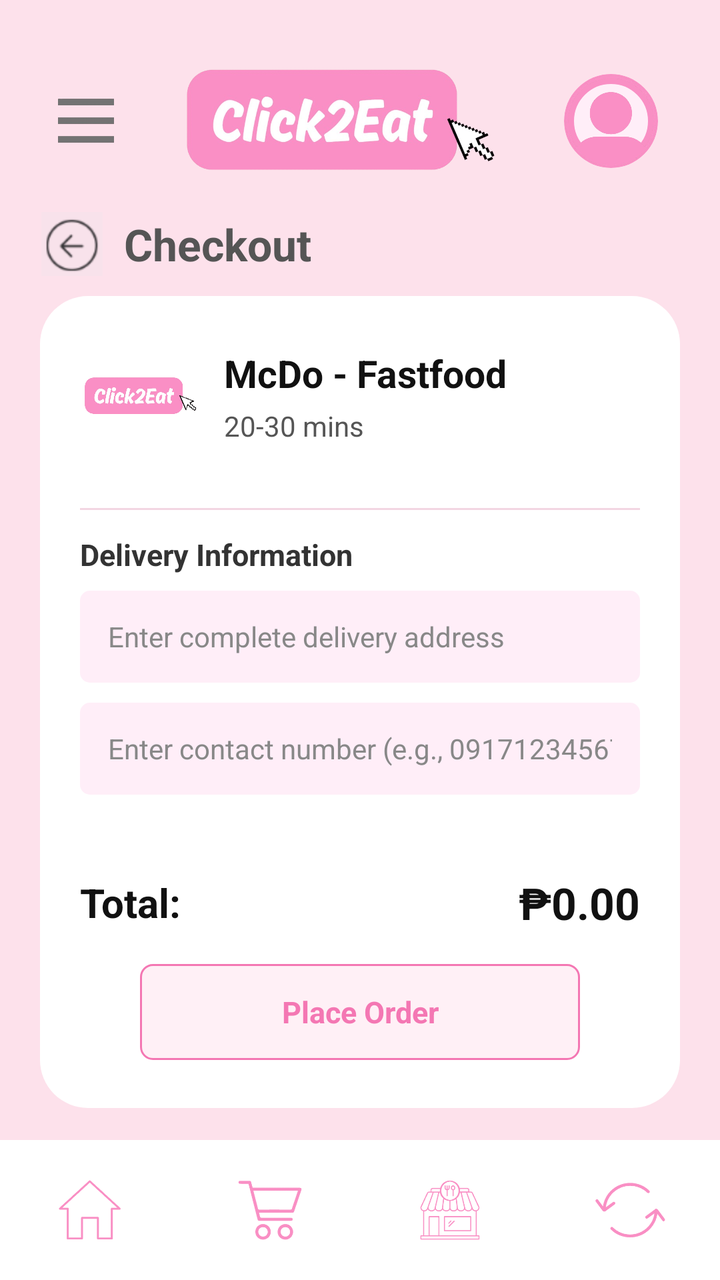
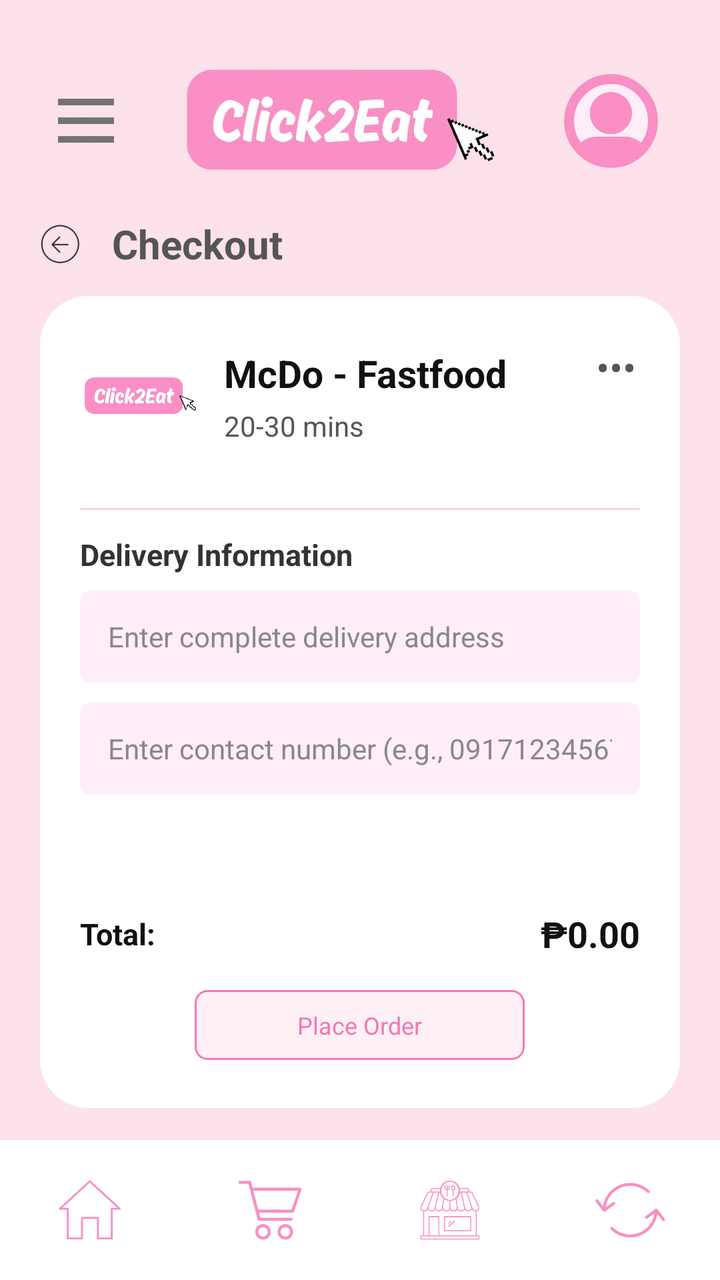

Before-and-after screenshots of an Android layout around one commit, followed by the original layout XML and the change that was made.
<!-- AndroidManifest.xml: application theme Theme.Click2Eat -->
<!-- res/layout/activity_checkout.xml -->
<?xml version="1.0" encoding="utf-8"?>
<LinearLayout
    xmlns:android="http://schemas.android.com/apk/res/android"
    android:layout_width="match_parent"
    android:layout_height="match_parent"
    android:orientation="vertical"
    android:background="#FDE1EB">

    
    <LinearLayout
        android:layout_width="match_parent"
        android:layout_height="71dp"
        android:layout_marginStart="20dp"
        android:layout_marginTop="25dp"
        android:layout_marginEnd="18dp"
        android:gravity="center_vertical"
        android:orientation="horizontal">

        <ImageView
            android:layout_width="28dp"
            android:layout_height="30dp"
            android:layout_marginLeft="9dp"
            android:contentDescription="Menu"
            android:src="@drawable/three_line_icon" />

        <ImageView
            android:layout_width="0dp"
            android:layout_height="58dp"
            android:layout_weight="1"
            android:contentDescription="Click2Eat logo"
            android:scaleType="fitCenter"
            android:src="@drawable/click2eat_logo_no_bg" />

        <ImageView
            android:id="@+id/ivProfile"
            android:layout_width="47dp"
            android:layout_height="47dp"
            android:layout_marginEnd="13dp"
            android:background="@drawable/bg_profile_circle"
            android:clipToOutline="true"
            android:contentDescription="Open profile"
            android:scaleType="centerCrop"
            android:src="@drawable/default_profile2" />
    </LinearLayout>

    
    <LinearLayout
        android:id="@+id/btnBackCheckout"
        android:layout_width="wrap_content"
        android:layout_height="52dp"
        android:clickable="true"
        android:focusable="true"
        android:gravity="center_vertical"
        android:orientation="horizontal"
        android:paddingHorizontal="20dp">

        <ImageView
            android:layout_width="32dp"
            android:layout_height="32dp"
            android:layout_marginEnd="10dp"
            android:contentDescription="Back to cart"
            android:scaleType="fitCenter"
            android:src="@drawable/ic_back_arrow" />

        <TextView
            android:layout_width="wrap_content"
            android:layout_height="wrap_content"
            android:text="Checkout"
            android:textColor="#555555"
            android:textSize="22sp"
            android:textStyle="bold" />
    </LinearLayout>

    
    <LinearLayout
        android:layout_width="match_parent"
        android:layout_height="0dp"
        android:layout_marginHorizontal="20dp"
        android:layout_marginBottom="16dp"
        android:layout_weight="1"
        android:background="@drawable/bg_restaurant_cart"
        android:orientation="vertical"
        android:padding="20dp">

        
        <LinearLayout
            android:layout_width="match_parent"
            android:layout_height="wrap_content"
            android:gravity="center_vertical"
            android:orientation="horizontal">

            <ImageView
                android:id="@+id/ivRestaurantLogo"
                android:layout_width="60dp"
                android:layout_height="60dp"
                android:contentDescription="Restaurant logo"
                android:scaleType="fitCenter"
                android:src="@drawable/click2eat_logo_no_bg" />

            <LinearLayout
                android:layout_width="0dp"
                android:layout_height="wrap_content"
                android:layout_marginStart="12dp"
                android:layout_weight="1"
                android:orientation="vertical">

                <TextView
                    android:id="@+id/tvRestaurantName"
                    android:layout_width="match_parent"
                    android:layout_height="wrap_content"
                    android:text="McDo - Fastfood"
                    android:textColor="#111111"
                    android:textSize="19sp"
                    android:textStyle="bold" />

                <TextView
                    android:id="@+id/tvDeliveryTime"
                    android:layout_width="match_parent"
                    android:layout_height="wrap_content"
                    android:layout_marginTop="4dp"
                    android:text="20-30 mins"
                    android:textColor="#555555"
                    android:textSize="14sp" />
            </LinearLayout>
        </LinearLayout>

        
        <ScrollView
            android:layout_width="match_parent"
            android:layout_height="0dp"
            android:layout_marginTop="14dp"
            android:layout_weight="1"
            android:fillViewport="true">

            <LinearLayout
                android:layout_width="match_parent"
                android:layout_height="wrap_content"
                android:orientation="vertical">

                <LinearLayout
                    android:id="@+id/llOrderItemsContainer"
                    android:layout_width="match_parent"
                    android:layout_height="wrap_content"
                    android:orientation="vertical" />

                <View
                    android:layout_width="match_parent"
                    android:layout_height="1dp"
                    android:layout_marginVertical="12dp"
                    android:background="#F3D6E2" />

                <TextView
                    android:layout_width="wrap_content"
                    android:layout_height="wrap_content"
                    android:layout_marginBottom="8dp"
                    android:text="Delivery Information"
                    android:textColor="#333333"
                    android:textSize="15sp"
                    android:textStyle="bold" />

                <EditText
                    android:id="@+id/etDeliveryAddress"
                    android:layout_width="match_parent"
                    android:layout_height="46dp"
                    android:layout_marginBottom="10dp"
                    android:background="@drawable/bg_pink_input"
                    android:hint="Enter complete delivery address"
                    android:inputType="textPostalAddress"
                    android:paddingHorizontal="14dp"
                    android:textColor="#222222"
                    android:textColorHint="#888888"
                    android:textSize="14sp" />

                <EditText
                    android:id="@+id/etContactNumber"
                    android:layout_width="match_parent"
                    android:layout_height="46dp"
                    android:background="@drawable/bg_pink_input"
                    android:hint="Enter contact number (e.g., 09171234567)"
                    android:inputType="phone"
                    android:maxLength="13"
                    android:paddingHorizontal="14dp"
                    android:textColor="#222222"
                    android:textColorHint="#888888"
                    android:textSize="14sp" />
            </LinearLayout>
        </ScrollView>

        
        <LinearLayout
            android:layout_width="match_parent"
            android:layout_height="wrap_content"
            android:gravity="center_vertical"
            android:orientation="horizontal"
            android:paddingVertical="10dp">

            <TextView
                android:layout_width="0dp"
                android:layout_height="wrap_content"
                android:layout_weight="1"
                android:text="Total:"
                android:textColor="#111111"
                android:textSize="20sp"
                android:textStyle="bold" />

            <TextView
                android:id="@+id/tvTotalAmount"
                android:layout_width="wrap_content"
                android:layout_height="wrap_content"
                android:text="₱0.00"
                android:textColor="#111111"
                android:textSize="22sp"
                android:textStyle="bold" />
        </LinearLayout>

        
        <TextView
            android:id="@+id/btnPlaceOrder"
            android:layout_width="220dp"
            android:layout_height="48dp"
            android:layout_gravity="center"
            android:layout_marginTop="6dp"
            android:layout_marginBottom="4dp"
            android:background="@drawable/bg_pink_outline"
            android:clickable="true"
            android:focusable="true"
            android:gravity="center"
            android:text="Place Order"
            android:textColor="#F477B3"
            android:textSize="15sp"
            android:textStyle="bold" />
    </LinearLayout>

    
    <LinearLayout
        android:layout_width="match_parent"
        android:layout_height="70dp"
        android:background="@color/click_white"
        android:gravity="center"
        android:orientation="horizontal">

        <ImageButton
            android:id="@+id/btnHome"
            android:layout_width="0dp"
            android:layout_height="match_parent"
            android:layout_weight="1"
            android:background="@android:color/transparent"
            android:contentDescription="Home"
            android:padding="20dp"
            android:scaleType="centerInside"
            android:src="@drawable/dashboard_icon" />

        <ImageButton
            android:id="@+id/btnCart"
            android:layout_width="0dp"
            android:layout_height="match_parent"
            android:layout_weight="1"
            android:background="@android:color/transparent"
            android:contentDescription="Cart"
            android:padding="20dp"
            android:scaleType="centerInside"
            android:src="@drawable/cart_icon" />

        <ImageButton
            android:id="@+id/btnRestaurants"
            android:layout_width="0dp"
            android:layout_height="match_parent"
            android:layout_weight="1"
            android:background="@android:color/transparent"
            android:contentDescription="Restaurants"
            android:padding="20dp"
            android:scaleType="centerInside"
            android:src="@drawable/restaurants_icon" />

        <ImageButton
            android:id="@+id/btnOrders"
            android:layout_width="0dp"
            android:layout_height="match_parent"
            android:layout_weight="1"
            android:background="@android:color/transparent"
            android:contentDescription="Order history"
            android:padding="21dp"
            android:scaleType="centerInside"
            android:src="@drawable/history_icon" />

    </LinearLayout>
</LinearLayout>
<!-- resources referenced by this layout -->
<resources>
  <color name="click_white">#FFFFFF</color>
  <!-- drawable bg_pink_input (drawable) -->
  <?xml version="1.0" encoding="utf-8"?>
  <shape xmlns:android="http://schemas.android.com/apk/res/android">
      <solid android:color="@color/click_light_pink"/>
      <corners android:radius="5dp"/>
  </shape>
  <!-- drawable bg_pink_outline (drawable) -->
  <?xml version="1.0" encoding="utf-8"?>
  <shape xmlns:android="http://schemas.android.com/apk/res/android"
      android:shape="rectangle">
  
      <solid android:color="#FFF0F6"/>
  
      <stroke
          android:width="1dp"
          android:color="#F477B3"/>
  
      <corners android:radius="6dp"/>
  
  </shape>
  <!-- drawable bg_profile_circle (drawable) -->
  <?xml version="1.0" encoding="utf-8"?>
  <shape xmlns:android="http://schemas.android.com/apk/res/android"
      android:shape="oval">
  
      <solid android:color="@color/click_light_pink"/>
  
      <stroke
          android:width="5dp"
          android:color="@color/click_pink"/>
  
  </shape>
  <!-- drawable bg_restaurant_cart (drawable) -->
  <?xml version="1.0" encoding="utf-8"?>
  <shape xmlns:android="http://schemas.android.com/apk/res/android"
      android:shape="rectangle">
  
      <solid android:color="#FFFFFF"/>
  
      <corners android:radius="24dp"/>
  
  </shape>
  <!-- drawable cart_icon: png bitmap (drawable, 4194 bytes) -->
  <!-- drawable click2eat_logo_no_bg: png bitmap (drawable, 139894 bytes) -->
  <!-- drawable dashboard_icon: png bitmap (drawable, 2342 bytes) -->
  <!-- drawable default_profile2: png bitmap (drawable, 52318 bytes) -->
  <!-- drawable history_icon: png bitmap (drawable, 4571 bytes) -->
  <!-- drawable ic_back_arrow: png bitmap (drawable, 6384 bytes) -->
  <!-- drawable restaurants_icon: png bitmap (drawable, 7734 bytes) -->
  <!-- drawable three_line_icon: png bitmap (drawable, 2015 bytes) -->
  <style name="Theme.Click2Eat" parent="Base.Theme.Click2Eat" />
  <color name="click_light_pink">#ffeef8</color>
  <color name="click_pink">#f98fc4</color>
  <style name="Base.Theme.Click2Eat" parent="Theme.Material3.DayNight.NoActionBar">
          
          
      </style>
</resources>

<!-- the commit's change to res/layout/activity_checkout.xml (unified diff, before → after) -->
@@ -46,7 +46,7 @@
     
     <LinearLayout
         android:id="@+id/btnBackCheckout"
-        android:layout_width="wrap_content"
+        android:layout_width="392dp"
         android:layout_height="52dp"
         android:clickable="true"
         android:focusable="true"
@@ -55,19 +55,20 @@
         android:paddingHorizontal="20dp">
 
         <ImageView
-            android:layout_width="32dp"
-            android:layout_height="32dp"
+            android:layout_width="21dp"
+            android:layout_height="21dp"
             android:layout_marginEnd="10dp"
             android:contentDescription="Back to cart"
             android:scaleType="fitCenter"
-            android:src="@drawable/ic_back_arrow" />
+            android:src="@drawable/arrow_left" />
 
         <TextView
-            android:layout_width="wrap_content"
+            android:layout_width="103dp"
             android:layout_height="wrap_content"
+            android:layout_marginLeft="5dp"
             android:text="Checkout"
             android:textColor="#555555"
-            android:textSize="22sp"
+            android:textSize="20sp"
             android:textStyle="bold" />
     </LinearLayout>
 
@@ -122,6 +123,20 @@
                     android:textColor="#555555"
                     android:textSize="14sp" />
             </LinearLayout>
+
+            <TextView
+                android:id="@+id/btnRestaurantOptions"
+                android:layout_width="24dp"
+                android:layout_height="20dp"
+                android:layout_marginBottom="18dp"
+                android:clickable="true"
+                android:contentDescription="Restaurant cart options"
+                android:focusable="true"
+                android:gravity="center"
+                android:text="•••"
+                android:textColor="#555555"
+                android:textSize="20sp" />
+
         </LinearLayout>
 
         
@@ -200,7 +215,7 @@
                 android:layout_weight="1"
                 android:text="Total:"
                 android:textColor="#111111"
-                android:textSize="20sp"
+                android:textSize="15sp"
                 android:textStyle="bold" />
 
             <TextView
@@ -209,15 +224,15 @@
                 android:layout_height="wrap_content"
                 android:text="₱0.00"
                 android:textColor="#111111"
-                android:textSize="22sp"
+                android:textSize="18sp"
                 android:textStyle="bold" />
         </LinearLayout>
 
         
         <TextView
             android:id="@+id/btnPlaceOrder"
-            android:layout_width="220dp"
-            android:layout_height="48dp"
+            android:layout_width="165dp"
+            android:layout_height="35dp"
             android:layout_gravity="center"
             android:layout_marginTop="6dp"
             android:layout_marginBottom="4dp"
@@ -227,8 +242,7 @@
             android:gravity="center"
             android:text="Place Order"
             android:textColor="#F477B3"
-            android:textSize="15sp"
-            android:textStyle="bold" />
+            android:textSize="12sp" />
     </LinearLayout>
 
     
<!-- resource entries referenced after the edit -->
@@ -1,6 +1,7 @@
 <!-- resources referenced by this layout -->
 <resources>
   <color name="click_white">#FFFFFF</color>
+  <!-- drawable arrow_left: png bitmap (drawable, 7908 bytes) -->
   <!-- drawable bg_pink_input (drawable) -->
   <?xml version="1.0" encoding="utf-8"?>
   <shape xmlns:android="http://schemas.android.com/apk/res/android">
@@ -48,7 +49,6 @@
   <!-- drawable dashboard_icon: png bitmap (drawable, 2342 bytes) -->
   <!-- drawable default_profile2: png bitmap (drawable, 52318 bytes) -->
   <!-- drawable history_icon: png bitmap (drawable, 4571 bytes) -->
-  <!-- drawable ic_back_arrow: png bitmap (drawable, 6384 bytes) -->
   <!-- drawable restaurants_icon: png bitmap (drawable, 7734 bytes) -->
   <!-- drawable three_line_icon: png bitmap (drawable, 2015 bytes) -->
   <style name="Theme.Click2Eat" parent="Base.Theme.Click2Eat" />
